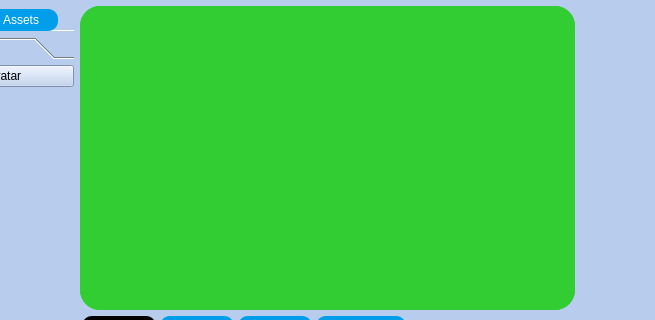
The window that UI/main.ui (Gemmstone/PyNGtuber) describes before a commit, drawn with Qt 5; both pictures show x 105 to 760 and y 0 to 320 of the 966 by 620 pixel window.
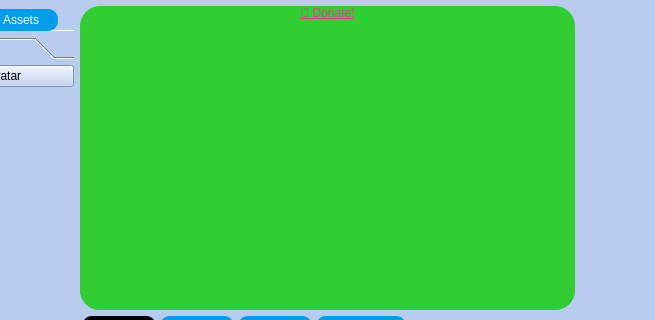
The same window after the commit. The open tabs and pages were chosen to show the change. Icons and pictures are not drawn.

Commit message: Fixed some issues with the toggle command mode for models and expressions, also added a donate button

Patch:
```diff
--- a/UI/main.ui
+++ b/UI/main.ui
@@ -955,6 +955,25 @@
              <property name="bottomMargin">
               <number>0</number>
              </property>
+             <item>
+              <widget class="QLabel" name="donationBtn">
+               <property name="toolTip">
+                <string>Go to issues page</string>
+               </property>
+               <property name="styleSheet">
+                <string notr="true">background-color: transparent;</string>
+               </property>
+               <property name="text">
+                <string>&lt;html&gt;&lt;head/&gt;&lt;body&gt;&lt;p&gt;&lt;a href=&quot;https://streamlabs.com/agemmstone/tip&quot;&gt;&lt;span style=&quot; text-decoration: underline; color:#e93a9a;&quot;&gt;💖 Donate!&lt;/span&gt;&lt;/a&gt;&lt;a href=&quot;https://streamlabs.com/agemmstone/tip&quot;&gt;&lt;span style=&quot; color:#e93a9a;&quot;/&gt;&lt;/a&gt;&lt;/p&gt;&lt;/body&gt;&lt;/html&gt;</string>
+               </property>
+               <property name="alignment">
+                <set>Qt::AlignCenter</set>
+               </property>
+               <property name="openExternalLinks">
+                <bool>true</bool>
+               </property>
+              </widget>
+             </item>
              <item>
               <widget class="QFrame" name="viewerFrame">
                <property name="sizePolicy">
```
Left out of the diff: 2 changed lines with no effect on the pictures. The commit also changes 29 other files.
